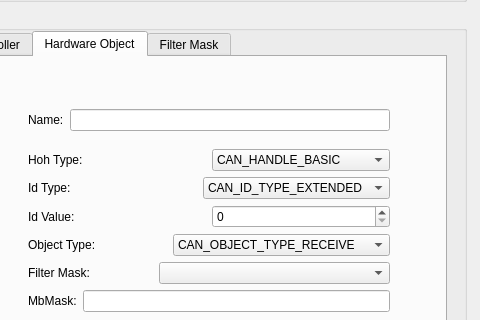
Qt form gainos_studio/ui_forms/mc9s12dp512/Can_MC9S12DP512.ui (parai/GaInOS_Based_On_uTenux-tkernel) before a commit; both pictures show x 484 to 964 and y 129 to 449 of the 964 by 563 pixel window.
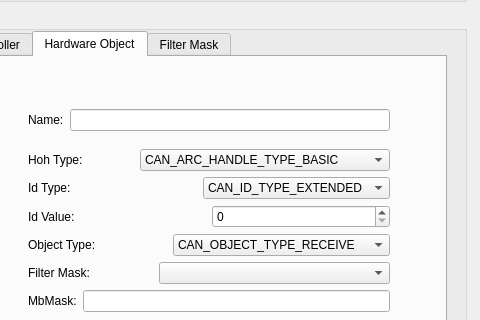
The same form after that commit. The open tabs and pages were chosen to show the change.

What changed in the file:
```diff
--- a/gainos_studio/ui_forms/mc9s12dp512/Can_MC9S12DP512.ui
+++ b/gainos_studio/ui_forms/mc9s12dp512/Can_MC9S12DP512.ui
@@ -319,9 +319,15 @@
            </item>
            <item>
             <widget class="QComboBox" name="cmbxHohType">
+             <property name="minimumSize">
+              <size>
+               <width>250</width>
+               <height>0</height>
+              </size>
+             </property>
              <item>
               <property name="text">
-               <string>CAN_HANDLE_BASIC</string>
+               <string>CAN_ARC_HANDLE_TYPE_BASIC</string>
               </property>
              </item>
              <item>
```
Left out of the diff: 4 changed lines with no effect on the pictures.
